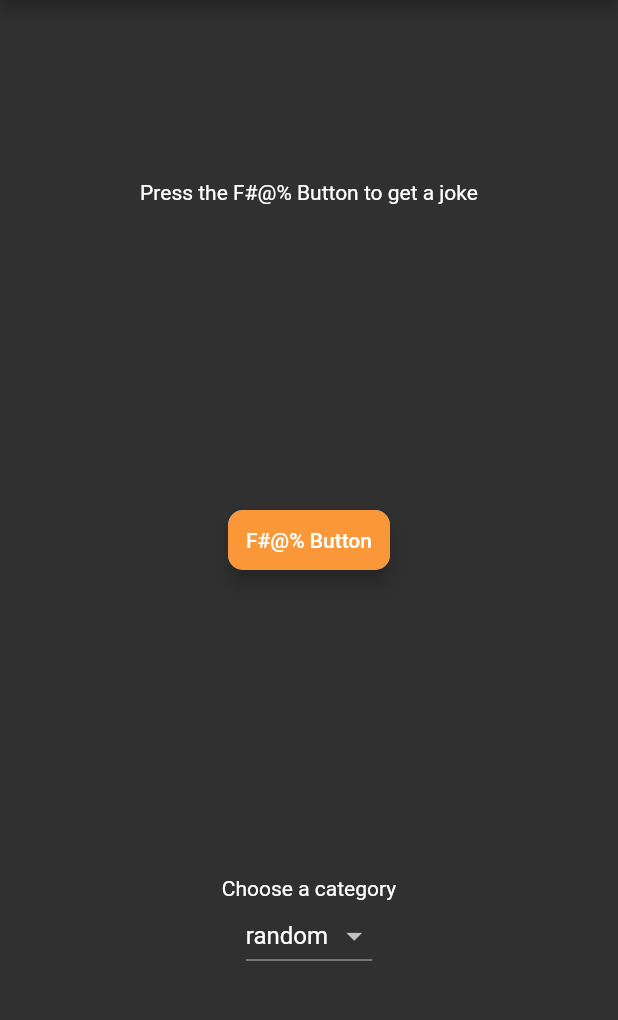
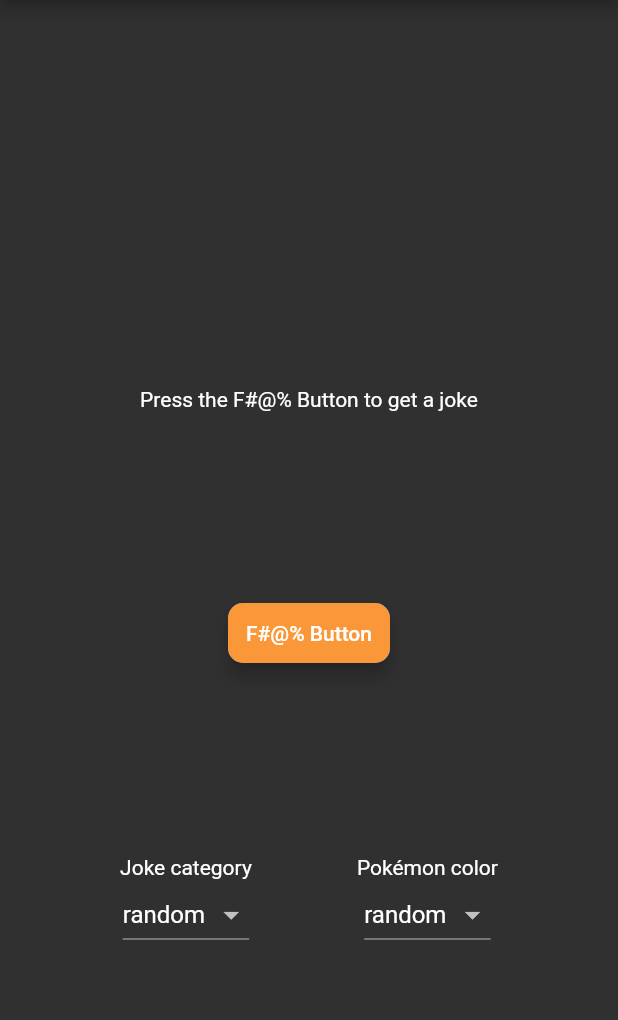
Before and after one commit to fell-lucas/chuck_norris, a Flutter app: the screen it shows after launch, on a phone screen of 412 x 824 dp, the part 84-1104 px from its top. Run offline on Flutter 3.47's test engine with Material 2 defaults, Android fonts, the phone set to English and light mode, and no system bars; our stand-ins replace bloc, equatable, flutter_bloc, flutter_spinkit, get_it.

Commit message:
home styling

```diff
--- a/lib/home/views/home_page.dart
+++ b/lib/home/views/home_page.dart
@@ -1,4 +1,5 @@
 import 'package:chuck_norris/home/bloc/bloc.dart';
+import 'package:chuck_norris/home/bloc/pokemon/pokemon_bloc.dart';
 import 'package:chuck_norris/home/widgets/widgets.dart';
 import 'package:flutter/material.dart';
 import 'package:flutter_bloc/flutter_bloc.dart';
@@ -10,6 +11,7 @@ class HomePage extends StatelessWidget {
   @override
   Widget build(BuildContext context) {
     JokeBloc jokeBloc = BlocProvider.of<JokeBloc>(context);
+    PokemonBloc pokeBloc = BlocProvider.of<PokemonBloc>(context);
 
     return Scaffold(
       appBar: AppBar(
@@ -17,17 +19,47 @@ class HomePage extends StatelessWidget {
       ),
       body: Container(
         alignment: Alignment.center,
-        padding: const EdgeInsets.all(20.0),
+        padding: const EdgeInsets.all(10.0),
         child: Column(
-          mainAxisAlignment: MainAxisAlignment.spaceAround,
+          mainAxisAlignment: MainAxisAlignment.spaceEvenly,
           children: [
+            BlocBuilder<PokemonBloc, PokemonState>(
+              builder: (context, state) {
+                if (state is PokemonLoadSuccessful) {
+                  return Column(
+                    children: [
+                      Text('${state.poke.name.toTitleCase()} Norris'),
+                      Image.network(
+                        state.poke.sprites['other']['official-artwork']
+                            ['front_default'],
+                        width: 200,
+                        fit: BoxFit.contain,
+                      ),
+                    ],
+                  );
+                } else if (state is PokemonLoadInProgress) {
+                  return const SpinKitSpinningLines(
+                    color: Colors.yellow,
+                  );
+                } else if (state is PokemonError) {
+                  return Text(
+                    state.error,
+                    style: const TextStyle(
+                      color: Colors.red,
+                      fontWeight: FontWeight.w500,
+                    ),
+                  );
+                } else {
+                  return const SizedBox.shrink();
+                }
+              },
+            ),
             BlocBuilder<JokeBloc, JokeState>(
               builder: (context, state) {
                 if (state is JokeLoadSuccessful) {
                   return Text(
                     state.joke.description,
                     textAlign: TextAlign.center,
-                    style: TextStyle(fontSize: 18.0),
                   );
                 } else if (state is JokeLoadInProgress) {
                   return const SpinKitSpinningLines(
@@ -50,6 +82,7 @@ class HomePage extends StatelessWidget {
               builder: (context, state) {
                 return FuckingButton(
                   onPress: () {
+                    pokeBloc.add(FetchSprite());
                     if (state is CategoryUpdated) {
                       jokeBloc.add(
                         FetchJokeByCategory(category: state.category),
@@ -61,10 +94,21 @@ class HomePage extends StatelessWidget {
                 );
               },
             ),
-            Column(
-              children: const [
-                Text('Choose a category'),
-                CategoryDropdown(),
+            Row(
+              mainAxisAlignment: MainAxisAlignment.spaceEvenly,
+              children: [
+                Column(
+                  children: const [
+                    Text('Joke category'),
+                    CategoryDropdown(),
+                  ],
+                ),
+                Column(
+                  children: const [
+                    Text('Pokémon color'),
+                    CategoryDropdown(),
+                  ],
+                ),
               ],
             ),
           ],
@@ -73,3 +117,13 @@ class HomePage extends StatelessWidget {
     );
   }
 }
+
+extension StringCasingExtension on String {
+  String toCapitalized() =>
+      this.length > 0 ? '${this[0].toUpperCase()}${this.substring(1)}' : '';
+  String toTitleCase() => this
+      .replaceAll(RegExp(' +'), ' ')
+      .split(" ")
+      .map((str) => str.toCapitalized())
+      .join(" ");
+}
--- a/lib/main.dart
+++ b/lib/main.dart
@@ -1,10 +1,12 @@
 import 'package:chuck_norris/home/bloc/bloc.dart';
+import 'package:chuck_norris/home/bloc/pokemon/pokemon_bloc.dart';
 import 'package:flutter/material.dart';
 import 'package:flutter_bloc/flutter_bloc.dart';
 import 'package:get_it/get_it.dart';
 import 'package:joke_repository/joke_repository.dart';
 
 import 'package:chuck_norris/home/home.dart';
+import 'package:pokemon_repository/pokemon_repository.dart';
 
 GetIt getIt = GetIt.instance;
 
@@ -12,6 +14,10 @@ void main() {
   getIt.registerSingleton<JokeApi>(JokeApi());
   getIt.registerSingleton<JokeRepository>(
     Repository(jokeApi: getIt<JokeApi>()),
+  );
+  getIt.registerSingleton<PokemonApi>(PokemonApi());
+  getIt.registerSingleton<PokemonRepository>(
+    PokeRepository(pokeApi: getIt<PokemonApi>()),
   );
   runApp(const MyApp());
 }
@@ -27,12 +33,17 @@ class MyApp extends StatelessWidget {
       theme: ThemeData.dark().copyWith(),
       home: MultiBlocProvider(
         providers: [
+          BlocProvider<PokemonBloc>(
+            create: (context) => PokemonBloc(
+              pokemonRepository: getIt<PokemonRepository>(),
+            ),
+          ),
           BlocProvider<JokeBloc>(
             create: (context) => JokeBloc(
               jokeRepository: getIt<JokeRepository>(),
             ),
           ),
-          BlocProvider(
+          BlocProvider<CategoryBloc>(
             create: (context) => CategoryBloc(),
           ),
         ],
```
